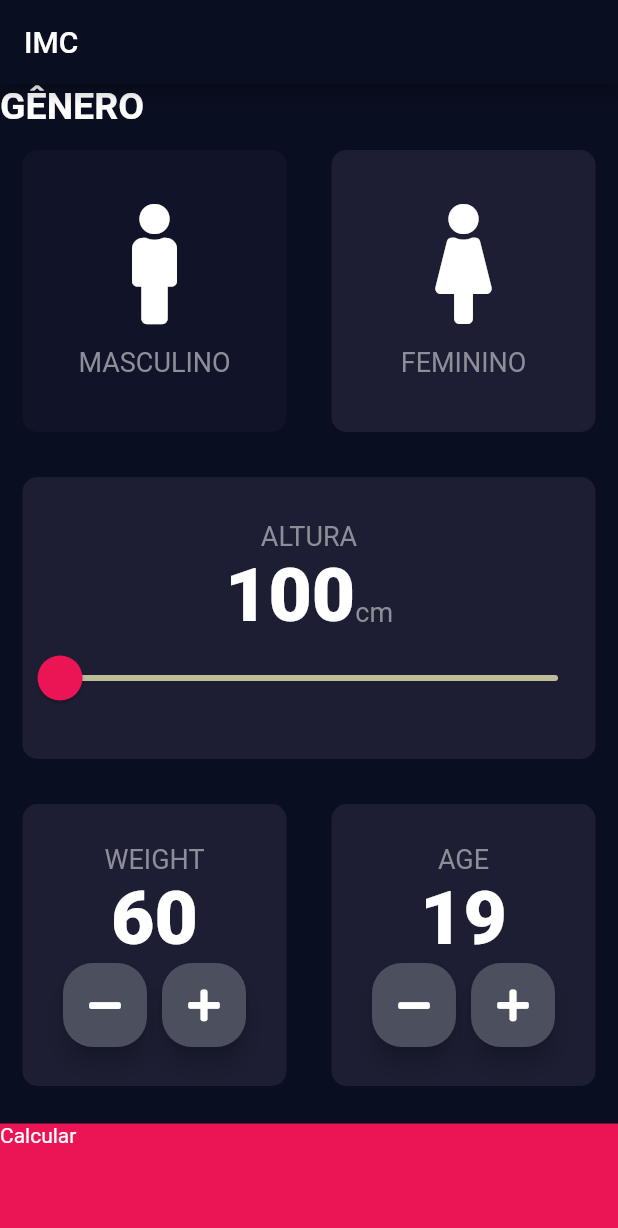
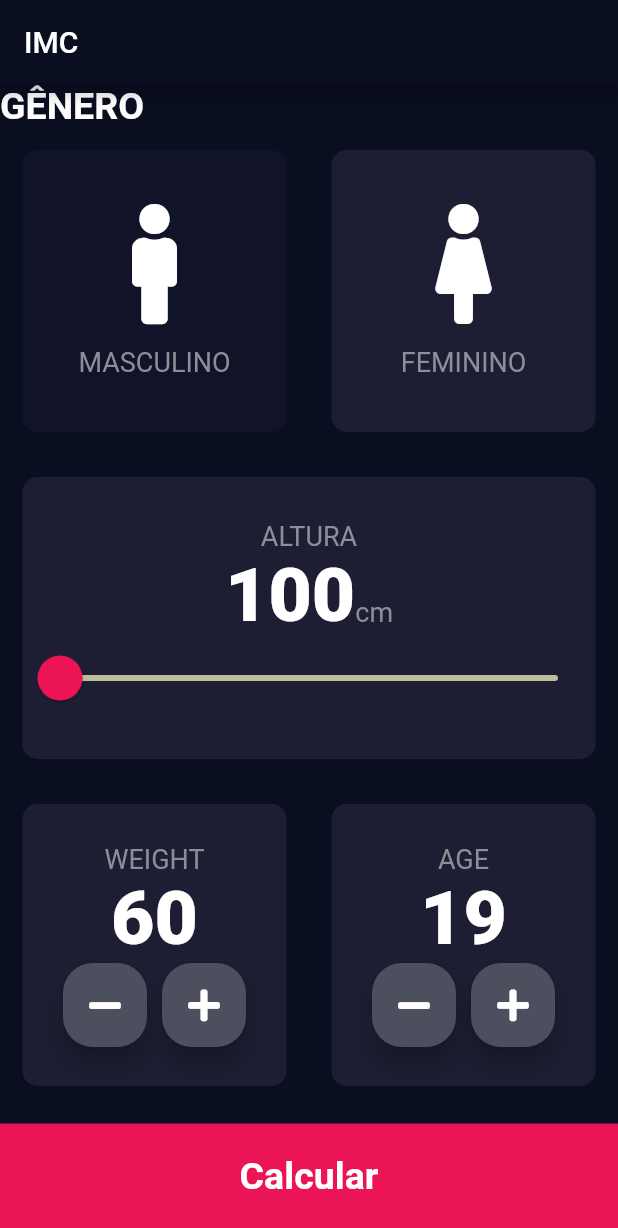
Before and after one commit to adilsontchameia/CalculadoraIMC, a Flutter app: the screen it shows after launch, on a phone screen of 412 x 824 dp. Shown: the top 1228 px of the screen. Run offline on Flutter 3.47's test engine with Material 2 defaults, Android fonts, the phone set to English and light mode, and no system bars; our stand-ins replace font_awesome_flutter.

Commit message:
botao de calculo

```diff
--- a/lib/constants.dart
+++ b/lib/constants.dart
@@ -21,3 +21,6 @@ const sliderText = TextStyle(
   fontSize: 50.0,
   fontWeight: FontWeight.w900,
 );
+
+const largButtonTextStyle =
+    TextStyle(fontSize: 25.0, fontWeight: FontWeight.bold);
--- a/lib/input_page.dart
+++ b/lib/input_page.dart
@@ -206,9 +206,11 @@ class _HomeState extends State<Home> {
               Navigator.pushNamed(context, '/result');
             },
             child: Container(
-              child: Text("Calcular"),
+              child:
+                  Center(child: Text("Calcular", style: largButtonTextStyle)),
               color: buttonColor,
               margin: EdgeInsets.only(top: 10.0),
+              padding: EdgeInsets.only(bottom: 5.0),
               width: double.infinity,
               height: bottomContainerHeight,
             ),
```
